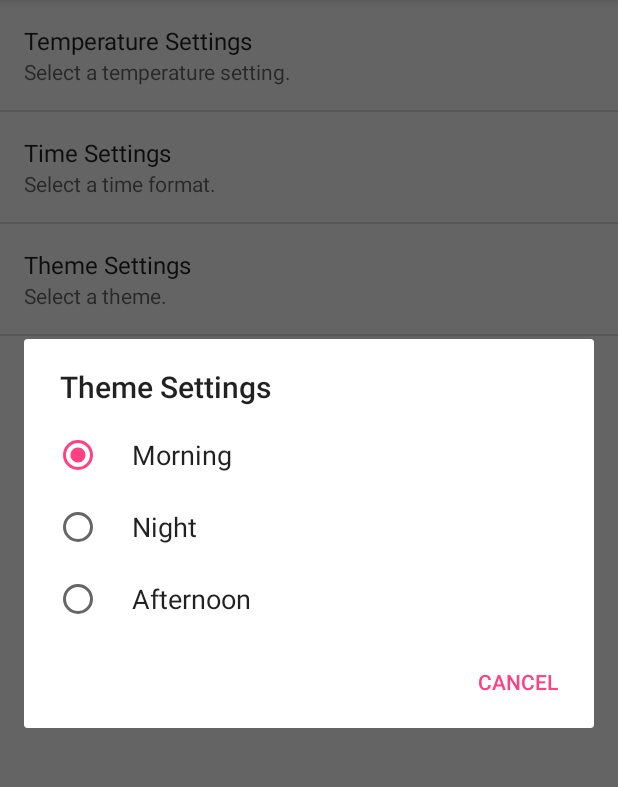
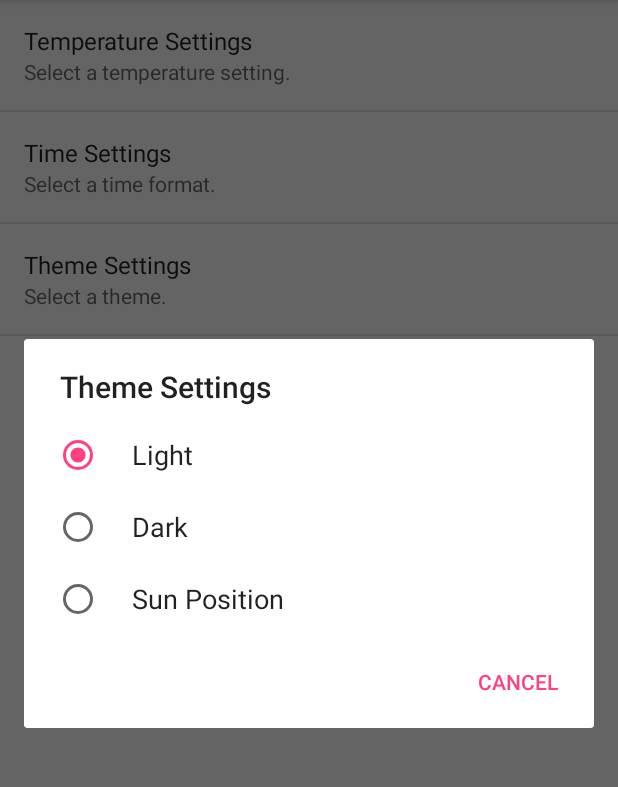
Before and after one commit to s4mk227/csc415weather, an Android app: the fragment SettingsFragment shown on its own in the app's theme, after a tap on "Theme Settings", on a phone screen of 412 x 824 dp, the part 84-871 px from its top. Run offline under Robolectric (Android 15) with nearby library versions, the light colour scheme and no system bars.

Commit message:
Revert "Update"
This reverts commit 94ca859ce0e1f673b62c8081ce1037b3b1d935d4.

```diff
--- a/WeatherApplication/app/src/main/java/androidclassproject/weatherapplication/Common/Common.java
+++ b/WeatherApplication/app/src/main/java/androidclassproject/weatherapplication/Common/Common.java
@@ -15,7 +15,7 @@ public class Common {
     // http://openweathermap.org/data/2.5/weather?lat=35&lon=139&appid=b1b15e88fa797225412429c1c50c122a1
 
 
-    public static String API_KEY = "fc7be1cf2dec20e0c8932342a74d3568";
+    public static String API_KEY = "6ba8de16bfaf48f0ba036856b1da58b0";
     public static String API_LINK = "http://api.openweathermap.org/data/2.5/weather";
     public static String API_LINK1 = "http://api.openweathermap.org/data/2.5/";
     @NonNull
--- a/WeatherApplication/app/src/main/java/androidclassproject/weatherapplication/WeatherUpdateService.java
+++ b/WeatherApplication/app/src/main/java/androidclassproject/weatherapplication/WeatherUpdateService.java
@@ -123,7 +123,7 @@ public class WeatherUpdateService extends Service implements LocationListener {
             Log.v("check", e.toString());
 
         }
-        return START_REDELIVER_INTENT;
+        return START_STICKY;
     }
 
     @Override
@@ -217,7 +217,7 @@ public class WeatherUpdateService extends Service implements LocationListener {
         // long check = System.currentTimeMillis();
 
 
-        long interval = 1000 * 30;
+        long interval = 1000 * 60 * 3;
         Log.v("Check", Long.toString(interval));
         timer.scheduleAtFixedRate(task, start_date, interval);
     }
--- a/WeatherApplication/app/src/main/res/values/strings.xml
+++ b/WeatherApplication/app/src/main/res/values/strings.xml
@@ -27,9 +27,9 @@
     </string-array>
 
     <string-array name="theme_options">
-        <item >Morning</item>
-        <item >Night</item>
-        <item>Afternoon</item>
+        <item >Light</item>
+        <item >Dark</item>
+        <item>Sun Position</item>
     </string-array>
     <string-array name="theme_values">
         <item >0</item>
```
